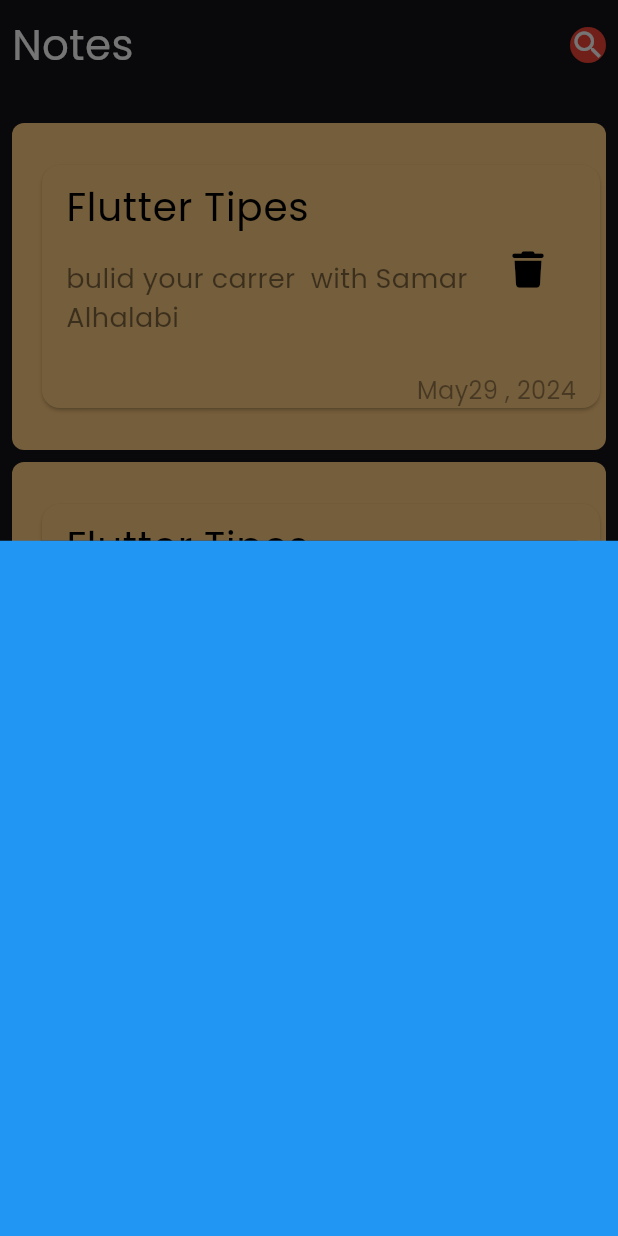
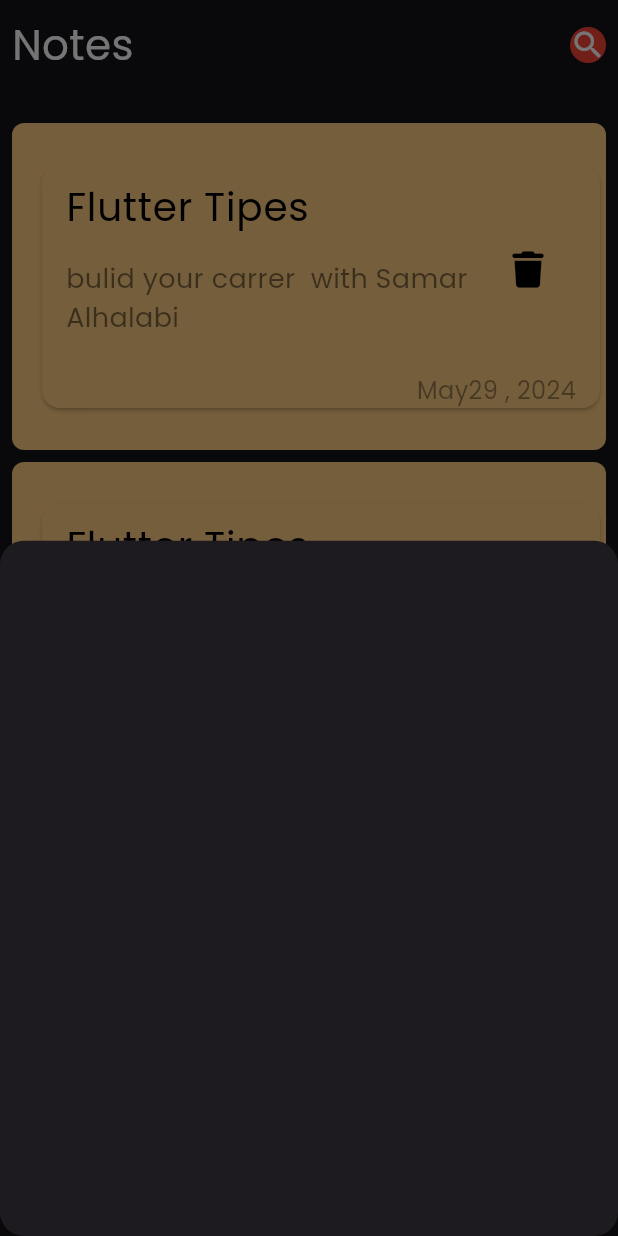
Before and after one commit to Samar-ALHalabi/notes_app, a Flutter app: the screen it shows after launch, after a tap on the "add" icon, on a phone screen of 412 x 824 dp. Run offline on Flutter 3.47's test engine with Material 3 defaults, Android fonts, the phone set to English and light mode, and no system bars; our stand-ins replace font_awesome_flutter.

Commit message:
add radius bottom sheet

```diff
--- a/lib/views/widgets/addnotebottomsheet.dart
+++ b/lib/views/widgets/addnotebottomsheet.dart
@@ -5,8 +5,6 @@
 
   @override
   Widget build(BuildContext context) {
-    return Container(
-      color: Colors.blue,
-    );
+    return Container();
   }
 }
--- a/lib/views/widgets/notesview.dart
+++ b/lib/views/widgets/notesview.dart
@@ -11,6 +11,8 @@
       floatingActionButton: FloatingActionButton(
         onPressed: () {
           showModalBottomSheet(
+              shape: RoundedRectangleBorder(
+                  borderRadius: BorderRadius.circular(16)),
               context: context,
               builder: (context) {
                 return const AddNoteBottomSheet();
```
